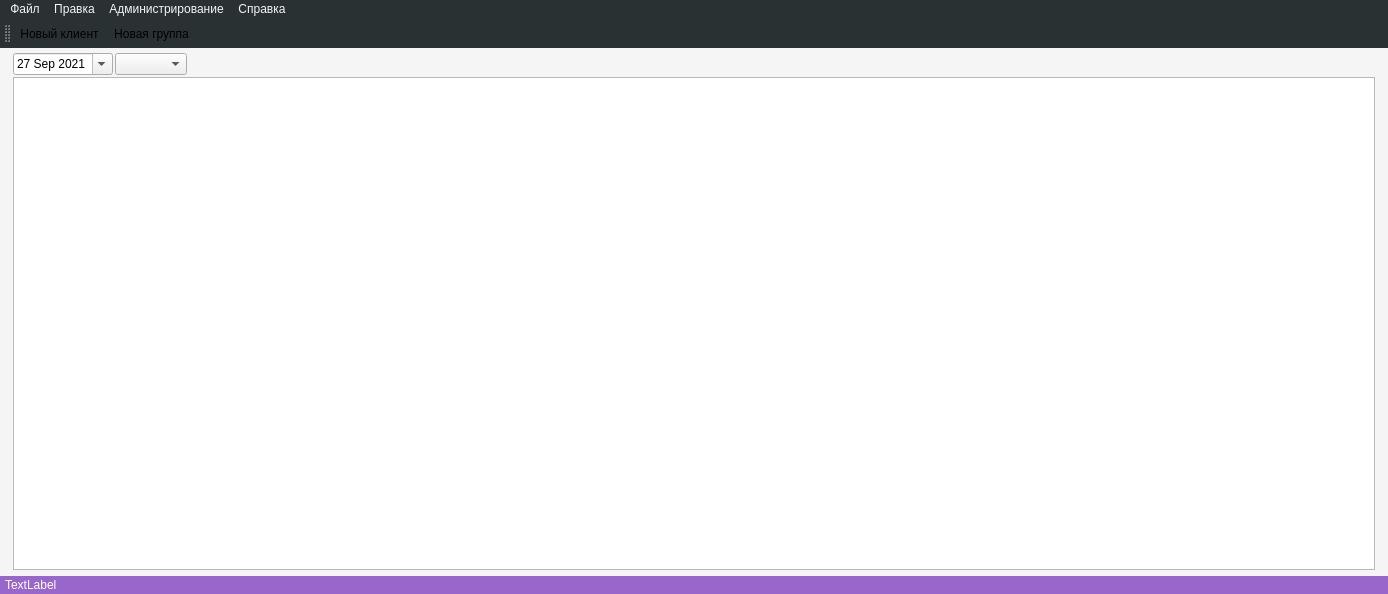
This is ui/IESAAWindow.ui in lelezard7/IESAA as Qt 5 draws it before an edit. The edited form follows.
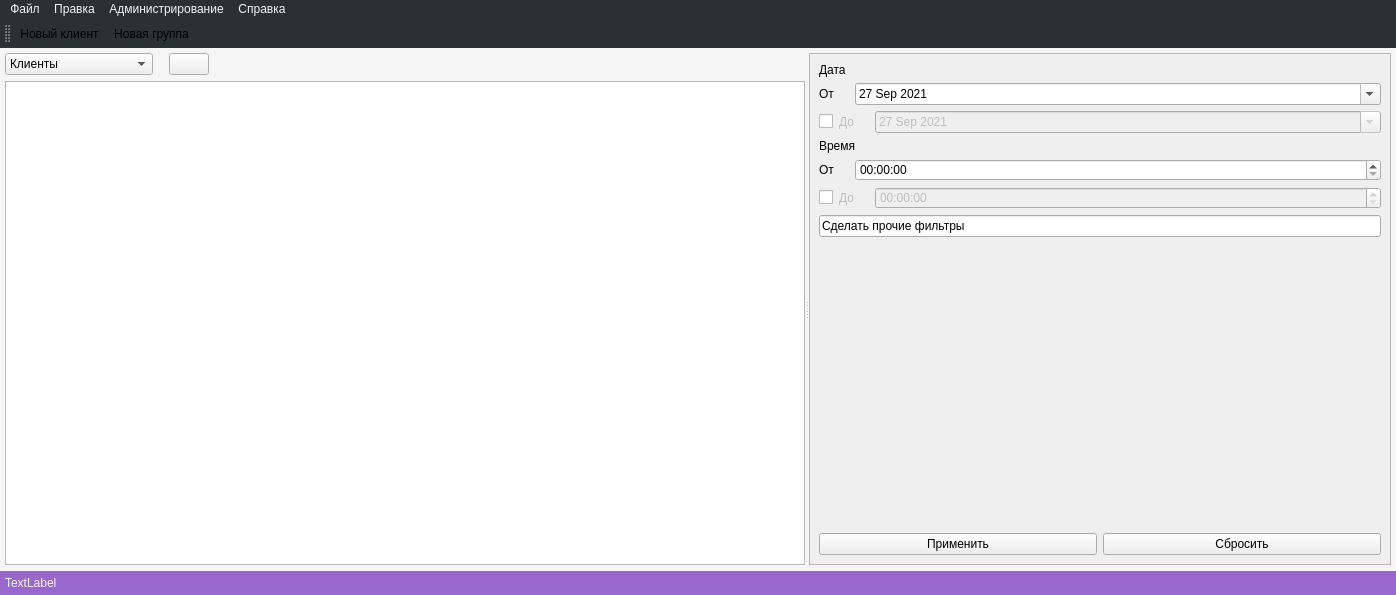
This is the edited form. Icons and pictures are not drawn.

What changed in the file:
```diff
--- a/ui/IESAAWindow.ui
+++ b/ui/IESAAWindow.ui
@@ -9,8 +9,8 @@
    <rect>
     <x>0</x>
     <y>0</y>
-    <width>1388</width>
-    <height>594</height>
+    <width>1396</width>
+    <height>595</height>
    </rect>
   </property>
   <property name="windowTitle">
@@ -22,12 +22,12 @@
 }</string>
   </property>
   <widget class="QWidget" name="centralwidget">
-   <layout class="QVBoxLayout" name="verticalLayout_2">
+   <layout class="QVBoxLayout" name="verticalLayout">
     <property name="leftMargin">
      <number>0</number>
     </property>
     <property name="topMargin">
-     <number>0</number>
+     <number>5</number>
     </property>
     <property name="rightMargin">
      <number>0</number>
@@ -36,15 +36,9 @@
      <number>0</number>
     </property>
     <item>
-     <layout class="QHBoxLayout" name="horizontalLayout_2">
-      <property name="spacing">
-       <number>2</number>
-      </property>
-      <property name="topMargin">
-       <number>5</number>
-      </property>
+     <layout class="QHBoxLayout" name="horizontalLayout_8">
       <item>
-       <spacer name="horizontalSpacer_2">
+       <spacer name="horizontalSpacer_3">
         <property name="orientation">
          <enum>Qt::Horizontal</enum>
         </property>
@@ -53,83 +47,365 @@
         </property>
         <property name="sizeHint" stdset="0">
          <size>
-          <width>13</width>
+          <width>5</width>
           <height>20</height>
          </size>
         </property>
        </spacer>
       </item>
       <item>
-       <layout class="QVBoxLayout" name="verticalLayout">
-        <item>
-         <layout class="QHBoxLayout" name="horizontalLayout">
+       <widget class="QSplitter" name="splitter">
+        <property name="sizePolicy">
+         <sizepolicy hsizetype="Expanding" vsizetype="Preferred">
+          <horstretch>0</horstretch>
+          <verstretch>0</verstretch>
+         </sizepolicy>
+        </property>
+        <property name="orientation">
+         <enum>Qt::Horizontal</enum>
+        </property>
+        <widget class="QWidget" name="layoutWidget">
+         <layout class="QVBoxLayout" name="verticalLayout_3">
           <item>
-           <widget class="QDateEdit" name="dateEdit">
+           <layout class="QHBoxLayout" name="horizontalLayout_2">
+            <item>
+             <widget class="QComboBox" name="comboBox">
+              <item>
+               <property name="text">
+                <string>Клиенты</string>
+               </property>
+              </item>
+              <item>
+               <property name="text">
+                <string>Группы</string>
+               </property>
+              </item>
+              <item>
+               <property name="text">
+                <string>Расписание занятий</string>
+               </property>
+              </item>
+              <item>
+               <property name="text">
+                <string>Оплаченые занятия</string>
+               </property>
+              </item>
+             </widget>
+            </item>
+            <item>
+             <spacer name="horizontalSpacer_2">
+              <property name="orientation">
+               <enum>Qt::Horizontal</enum>
+              </property>
+              <property name="sizeType">
+               <enum>QSizePolicy::Maximum</enum>
+              </property>
+              <property name="sizeHint" stdset="0">
+               <size>
+                <width>10</width>
+                <height>20</height>
+               </size>
+              </property>
+             </spacer>
+            </item>
+            <item>
+             <widget class="QPushButton" name="pushButton_2">
+              <property name="icon">
+               <iconset resource="../res/Res.qrc">
+                <normaloff>:/icons/black/Filter</normaloff>:/icons/black/Filter</iconset>
+              </property>
+             </widget>
+            </item>
+            <item>
+             <spacer name="horizontalSpacer">
+              <property name="orientation">
+               <enum>Qt::Horizontal</enum>
+              </property>
+              <property name="sizeHint" stdset="0">
+               <size>
+                <width>40</width>
+                <height>20</height>
+               </size>
+              </property>
+             </spacer>
+            </item>
+           </layout>
+          </item>
+          <item>
+           <widget class="QTableWidget" name="mainTable">
             <property name="sizePolicy">
-             <sizepolicy hsizetype="Minimum" vsizetype="Fixed">
-              <horstretch>0</horstretch>
-              <verstretch>0</verstretch>
+             <sizepolicy hsizetype="Expanding" vsizetype="Expanding">
+              <horstretch>1</horstretch>
+              <verstretch>1</verstretch>
              </sizepolicy>
             </property>
-            <property name="minimumSize">
-             <size>
-              <width>100</width>
-              <height>0</height>
-             </size>
+            <property name="styleSheet">
+             <string notr="true"/>
             </property>
-            <property name="calendarPopup">
+            <property name="alternatingRowColors">
              <bool>true</bool>
             </property>
-            <property name="date">
-             <date>
-              <year>2021</year>
-              <month>9</month>
-              <day>27</day>
-             </date>
+            <property name="sortingEnabled">
+             <bool>true</bool>
             </property>
+            <attribute name="verticalHeaderDefaultSectionSize">
+             <number>25</number>
+            </attribute>
            </widget>
           </item>
-          <item>
-           <widget class="QComboBox" name="comboBox"/>
-          </item>
-          <item>
-           <spacer name="horizontalSpacer_3">
-            <property name="orientation">
-             <enum>Qt::Horizontal</enum>
-            </property>
-            <property name="sizeType">
-             <enum>QSizePolicy::Expanding</enum>
-            </property>
-            <property name="sizeHint" stdset="0">
-             <size>
-              <width>40</width>
-              <height>20</height>
-             </size>
-            </property>
-           </spacer>
-          </item>
          </layout>
-        </item>
-        <item>
-         <widget class="QTableWidget" name="mainTable">
-          <property name="styleSheet">
-           <string notr="true"/>
+        </widget>
+        <widget class="QScrollArea" name="scrollArea">
+         <property name="sizePolicy">
+          <sizepolicy hsizetype="Preferred" vsizetype="Expanding">
+           <horstretch>0</horstretch>
+           <verstretch>1</verstretch>
+          </sizepolicy>
+         </property>
+         <property name="minimumSize">
+          <size>
+           <width>250</width>
+           <height>0</height>
+          </size>
+         </property>
+         <property name="widgetResizable">
+          <bool>true</bool>
+         </property>
+         <widget class="QWidget" name="scrollAreaWidgetContents">
+          <property name="geometry">
+           <rect>
+            <x>0</x>
+            <y>0</y>
+            <width>575</width>
+            <height>273</height>
+           </rect>
           </property>
-          <property name="alternatingRowColors">
-           <bool>true</bool>
-          </property>
-          <property name="sortingEnabled">
-           <bool>true</bool>
-          </property>
-          <attribute name="verticalHeaderDefaultSectionSize">
-           <number>25</number>
-          </attribute>
+          <layout class="QVBoxLayout" name="verticalLayout_2">
+           <item>
+            <widget class="QLabel" name="label_6">
+             <property name="text">
+              <string>Дата</string>
+             </property>
+            </widget>
+           </item>
+           <item>
+            <layout class="QHBoxLayout" name="horizontalLayout_3">
+             <item>
+              <widget class="QLabel" name="label">
+               <property name="minimumSize">
+                <size>
+                 <width>30</width>
+                 <height>0</height>
+                </size>
+               </property>
+               <property name="text">
+                <string>От</string>
+               </property>
+              </widget>
+             </item>
+             <item>
+              <widget class="QDateEdit" name="dateEdit">
+               <property name="sizePolicy">
+                <sizepolicy hsizetype="Expanding" vsizetype="Fixed">
+                 <horstretch>0</horstretch>
+                 <verstretch>0</verstretch>
+                </sizepolicy>
+               </property>
+               <property name="minimumSize">
+                <size>
+                 <width>100</width>
+                 <height>0</height>
+                </size>
+               </property>
+               <property name="calendarPopup">
+                <bool>true</bool>
+               </property>
+               <property name="date">
+                <date>
+                 <year>2021</year>
+                 <month>9</month>
+                 <day>27</day>
+                </date>
+               </property>
+              </widget>
+             </item>
+            </layout>
+           </item>
+           <item>
+            <layout class="QHBoxLayout" name="horizontalLayout_4">
+             <item>
+              <widget class="QCheckBox" name="checkBox">
+               <property name="text">
+                <string/>
+               </property>
+              </widget>
+             </item>
+             <item>
+              <widget class="QLabel" name="label_2">
+               <property name="enabled">
+                <bool>false</bool>
+               </property>
+               <property name="minimumSize">
+                <size>
+                 <width>30</width>
+                 <height>0</height>
+                </size>
+               </property>
+               <property name="text">
+                <string>До</string>
+               </property>
+              </widget>
+             </item>
+             <item>
+              <widget class="QDateEdit" name="dateEdit_2">
+               <property name="enabled">
+                <bool>false</bool>
+               </property>
+               <property name="sizePolicy">
+                <sizepolicy hsizetype="Expanding" vsizetype="Fixed">
+                 <horstretch>0</horstretch>
+                 <verstretch>0</verstretch>
+                </sizepolicy>
+               </property>
+               <property name="minimumSize">
+                <size>
+                 <width>100</width>
+                 <height>0</height>
+                </size>
+               </property>
+               <property name="calendarPopup">
+                <bool>true</bool>
+               </property>
+               <property name="date">
+                <date>
+                 <year>2021</year>
+                 <month>9</month>
+                 <day>27</day>
+                </date>
+               </property>
+              </widget>
+             </item>
+            </layout>
+           </item>
+           <item>
+            <widget class="QLabel" name="label_5">
+             <property name="text">
+              <string>Время</string>
+             </property>
+            </widget>
+           </item>
+           <item>
+            <layout class="QHBoxLayout" name="horizontalLayout_5">
+             <item>
+              <widget class="QLabel" name="label_3">
+               <property name="minimumSize">
+                <size>
+                 <width>30</width>
+                 <height>0</height>
+                </size>
+               </property>
+               <property name="text">
+                <string>От</string>
+               </property>
+              </widget>
+             </item>
+             <item>
+              <widget class="QTimeEdit" name="timeEdit">
+               <property name="sizePolicy">
+                <sizepolicy hsizetype="Expanding" vsizetype="Fixed">
+                 <horstretch>0</horstretch>
+                 <verstretch>0</verstretch>
+                </sizepolicy>
+               </property>
+              </widget>
+             </item>
+            </layout>
+           </item>
+           <item>
+            <layout class="QHBoxLayout" name="horizontalLayout_6">
+             <item>
+              <widget class="QCheckBox" name="checkBox_2">
+               <property name="text">
+                <string/>
+               </property>
+              </widget>
+             </item>
+             <item>
+              <widget class="QLabel" name="label_4">
+               <property name="enabled">
+                <bool>false</bool>
+               </property>
+               <property name="minimumSize">
+                <size>
+                 <width>30</width>
+                 <height>0</height>
+                </size>
+               </property>
+               <property name="text">
+                <string>До</string>
+               </property>
+              </widget>
+             </item>
+             <item>
+              <widget class="QTimeEdit" name="timeEdit_2">
+               <property name="enabled">
+                <bool>false</bool>
+               </property>
+               <property name="sizePolicy">
+                <sizepolicy hsizetype="Expanding" vsizetype="Fixed">
+                 <horstretch>0</horstretch>
+                 <verstretch>0</verstretch>
+                </sizepolicy>
+               </property>
+              </widget>
+             </item>
+            </layout>
+           </item>
+           <item>
+            <widget class="QLineEdit" name="lineEdit">
+             <property name="text">
+              <string>Сделать прочие фильтры</string>
+             </property>
+            </widget>
+           </item>
+           <item>
+            <spacer name="verticalSpacer">
+             <property name="orientation">
+              <enum>Qt::Vertical</enum>
+             </property>
+             <property name="sizeHint" stdset="0">
+              <size>
+               <width>20</width>
+               <height>40</height>
+              </size>
+             </property>
+            </spacer>
+           </item>
+           <item>
+            <layout class="QHBoxLayout" name="horizontalLayout_7">
+             <item>
+              <widget class="QPushButton" name="pushButton_3">
+               <property name="text">
+                <string>Применить</string>
+               </property>
+              </widget>
+             </item>
+             <item>
+              <widget class="QPushButton" name="pushButton_4">
+               <property name="text">
+                <string>Сбросить</string>
+               </property>
+              </widget>
+             </item>
+            </layout>
+           </item>
+          </layout>
          </widget>
-        </item>
-       </layout>
+        </widget>
+       </widget>
       </item>
       <item>
-       <spacer name="horizontalSpacer">
+       <spacer name="horizontalSpacer_4">
         <property name="orientation">
          <enum>Qt::Horizontal</enum>
         </property>
@@ -138,7 +414,7 @@
         </property>
         <property name="sizeHint" stdset="0">
          <size>
-          <width>13</width>
+          <width>5</width>
           <height>20</height>
          </size>
         </property>
@@ -147,30 +423,69 @@
      </layout>
     </item>
     <item>
-     <widget class="QLabel" name="infoBar">
-      <property name="sizePolicy">
-       <sizepolicy hsizetype="Expanding" vsizetype="Preferred">
-        <horstretch>0</horstretch>
-        <verstretch>0</verstretch>
-       </sizepolicy>
+     <layout class="QHBoxLayout" name="horizontalLayout">
+      <property name="spacing">
+       <number>0</number>
       </property>
-      <property name="font">
-       <font>
-        <pointsize>9</pointsize>
-       </font>
-      </property>
-      <property name="styleSheet">
-       <string notr="true">background-color: #9966CC;
-color: #ffffff;
-padding: 2px;</string>
-      </property>
-      <property name="text">
-       <string>TextLabel</string>
-      </property>
-      <property name="margin">
-       <number>1</number>
-      </property>
-     </widget>
+      <item>
+       <widget class="QLabel" name="infoBar">
+        <property name="sizePolicy">
+         <sizepolicy hsizetype="Expanding" vsizetype="Preferred">
+          <horstretch>0</horstretch>
+          <verstretch>0</verstretch>
+         </sizepolicy>
+        </property>
+        <property name="minimumSize">
+         <size>
+          <width>150</width>
+          <height>24</height>
+         </size>
+        </property>
+        <property name="font">
+         <font>
+          <pointsize>9</pointsize>
+         </font>
+        </property>
+        <property name="styleSheet">
+         <string notr="true">QLabel {
+    background-color: #9966CC;
+    color: #f5f5f5;
+    padding: 2px;
+}</string>
+        </property>
+        <property name="text">
+         <string>TextLabel</string>
+        </property>
+        <property name="margin">
+         <number>1</number>
+        </property>
+       </widget>
+      </item>
+      <item>
+       <widget class="QPushButton" name="pushButton">
+        <property name="minimumSize">
+         <size>
+          <width>24</width>
+          <height>24</height>
+         </size>
+        </property>
+        <property name="styleSheet">
+         <string notr="true">QPushButton {
+    background-color: #9966CC;
+    border: none;
+}
+
+QPushButton:hover {
+    background-color: #f5f5f5;
+}</string>
+        </property>
+        <property name="icon">
+         <iconset resource="../res/Res.qrc">
+          <normaloff>:/icons/black/Bell</normaloff>:/icons/black/Bell</iconset>
+        </property>
+       </widget>
+      </item>
+     </layout>
     </item>
    </layout>
   </widget>
@@ -179,7 +494,7 @@
     <rect>
      <x>0</x>
      <y>0</y>
-     <width>1388</width>
+     <width>1396</width>
      <height>20</height>
     </rect>
    </property>
```
